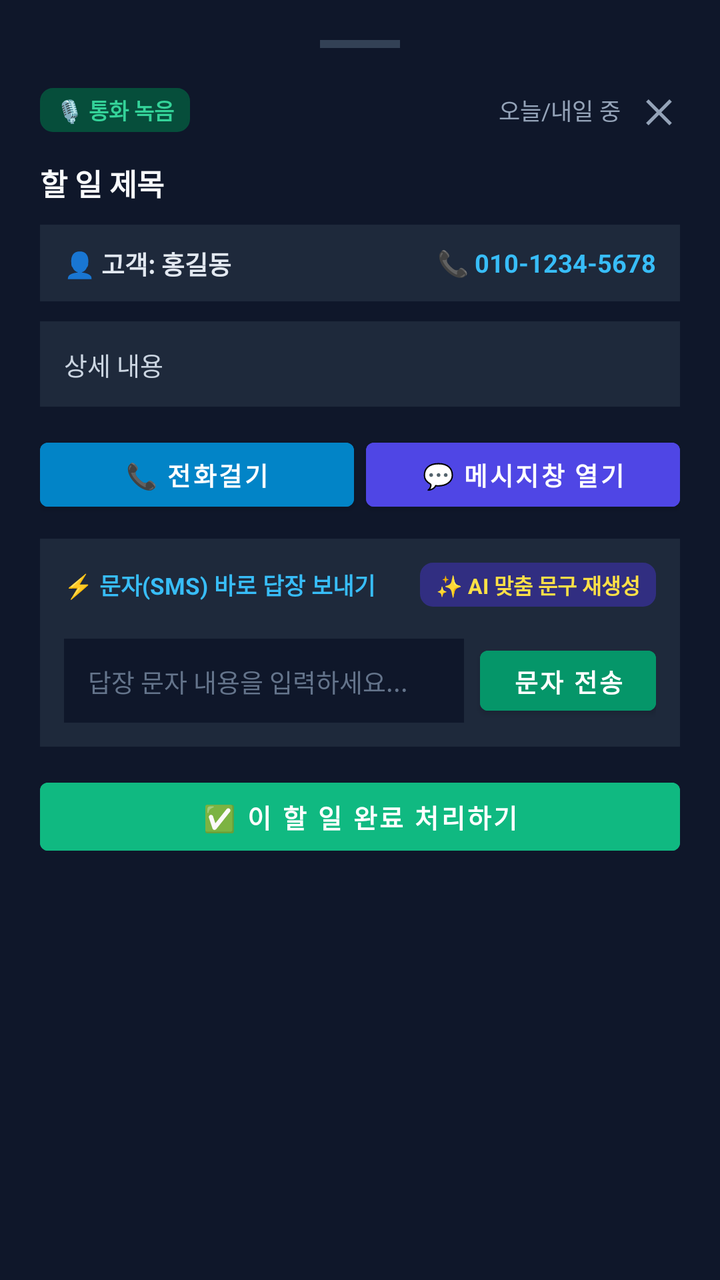
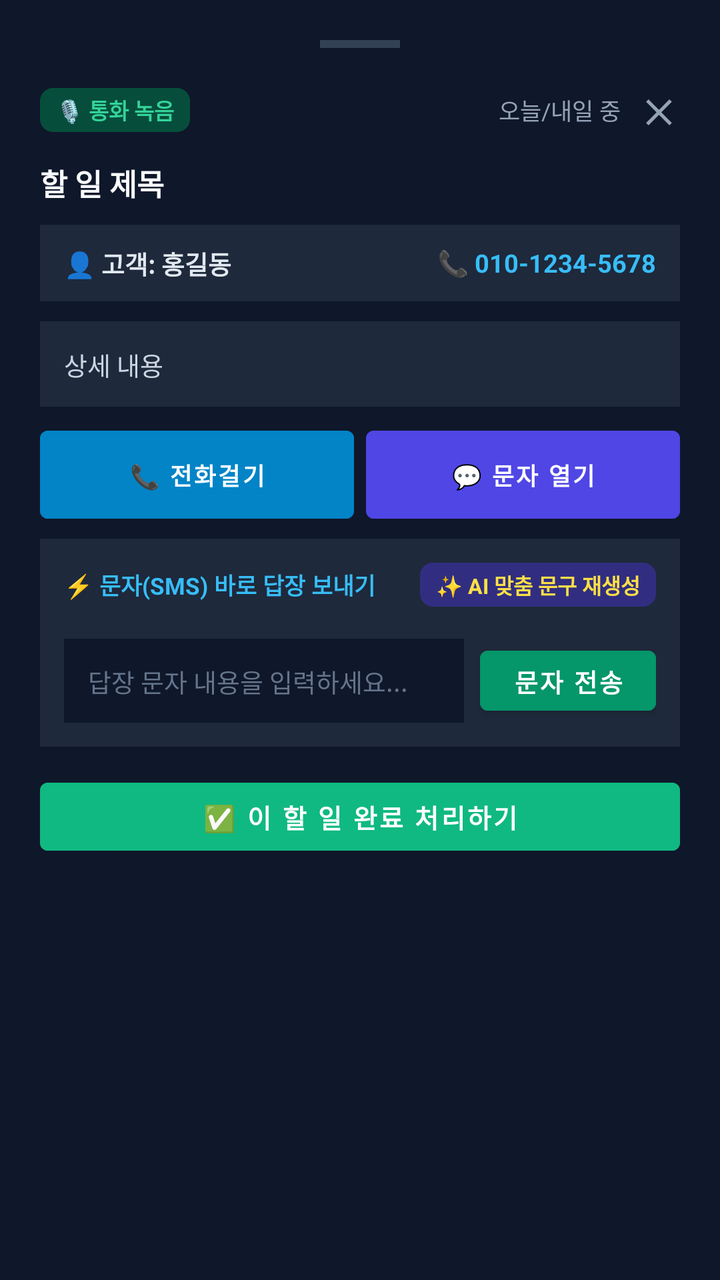

Before-and-after screenshots of an Android layout around one commit, followed by the original layout XML and the change that was made.
<!-- AndroidManifest.xml: application theme Theme.SheetBotDepositAgent -->
<!-- res/layout/dialog_task_action_sheet.xml -->
<?xml version="1.0" encoding="utf-8"?>
<LinearLayout xmlns:android="http://schemas.android.com/apk/res/android"
    android:layout_width="match_parent"
    android:layout_height="wrap_content"
    android:orientation="vertical"
    android:background="#0F172A"
    android:padding="20dp">

    
    <View
        android:layout_width="40dp"
        android:layout_height="4dp"
        android:layout_gravity="center_horizontal"
        android:background="#334155"
        android:layout_marginBottom="16dp" />

    
    <LinearLayout
        android:layout_width="match_parent"
        android:layout_height="wrap_content"
        android:orientation="horizontal"
        android:gravity="center_vertical"
        android:layout_marginBottom="10dp">

        <TextView
            android:id="@+id/tvSheetSourceBadge"
            android:layout_width="wrap_content"
            android:layout_height="wrap_content"
            android:text="🎙️ 통화 녹음"
            android:textColor="#34D399"
            android:textSize="11sp"
            android:textStyle="bold"
            android:background="@drawable/bg_badge_version"
            android:backgroundTint="#064E3B"
            android:paddingHorizontal="8dp"
            android:paddingVertical="3dp"
            android:layout_marginEnd="6dp" />

        <TextView
            android:id="@+id/tvSheetStateBadge"
            android:layout_width="wrap_content"
            android:layout_height="wrap_content"
            android:text="회신요망"
            android:textColor="#E0F2FE"
            android:textSize="11sp"
            android:textStyle="bold"
            android:background="@drawable/bg_badge_version"
            android:backgroundTint="#0284C7"
            android:paddingHorizontal="8dp"
            android:paddingVertical="3dp"
            android:visibility="gone"
            android:layout_marginEnd="6dp" />

        <TextView
            android:id="@+id/tvSheetDueDate"
            android:layout_width="0dp"
            android:layout_height="wrap_content"
            android:layout_weight="1"
            android:text="오늘/내일 중"
            android:textColor="#94A3B8"
            android:textSize="11.5sp"
            android:gravity="end"
            android:layout_marginEnd="8dp" />

        <TextView
            android:id="@+id/btnCloseTaskSheet"
            android:layout_width="wrap_content"
            android:layout_height="wrap_content"
            android:text="✕"
            android:textColor="#94A3B8"
            android:textSize="16sp"
            android:textStyle="bold"
            android:padding="4dp" />
    </LinearLayout>

    
    <TextView
        android:id="@+id/tvSheetTaskTitle"
        android:layout_width="match_parent"
        android:layout_height="wrap_content"
        android:text="할 일 제목"
        android:textColor="#F8FAFC"
        android:textSize="15sp"
        android:textStyle="bold"
        android:lineSpacingExtra="3dp"
        android:layout_marginBottom="10dp" />

    
    <LinearLayout
        android:id="@+id/layoutSheetContactBox"
        android:layout_width="match_parent"
        android:layout_height="wrap_content"
        android:orientation="horizontal"
        android:gravity="center_vertical"
        android:background="#1E293B"
        android:paddingHorizontal="12dp"
        android:paddingVertical="10dp"
        android:layout_marginBottom="10dp">

        <TextView
            android:id="@+id/tvSheetContactName"
            android:layout_width="0dp"
            android:layout_height="wrap_content"
            android:layout_weight="1"
            android:text="👤 고객: 홍길동"
            android:textColor="#E2E8F0"
            android:textSize="12.5sp"
            android:textStyle="bold" />

        <TextView
            android:id="@+id/tvSheetContactPhone"
            android:layout_width="wrap_content"
            android:layout_height="wrap_content"
            android:text="📞 010-1234-5678"
            android:textColor="#38BDF8"
            android:textSize="12.5sp"
            android:textStyle="bold" />
    </LinearLayout>

    
    <LinearLayout
        android:id="@+id/layoutAudioPlayerBox"
        android:layout_width="match_parent"
        android:layout_height="wrap_content"
        android:orientation="vertical"
        android:background="#064E3B"
        android:padding="12dp"
        android:layout_marginBottom="10dp"
        android:visibility="gone">

        <LinearLayout
            android:layout_width="match_parent"
            android:layout_height="wrap_content"
            android:orientation="horizontal"
            android:gravity="center_vertical"
            android:layout_marginBottom="6dp">

            <TextView
                android:id="@+id/tvAudioFileName"
                android:layout_width="0dp"
                android:layout_height="wrap_content"
                android:layout_weight="1"
                android:text="🎧 통화 녹음 원본 듣기"
                android:textColor="#A7F3D0"
                android:textSize="11.5sp"
                android:textStyle="bold"
                android:singleLine="true"
                android:ellipsize="middle" />

            <TextView
                android:id="@+id/tvAudioTimeStatus"
                android:layout_width="wrap_content"
                android:layout_height="wrap_content"
                android:text="00:00 / 00:00"
                android:textColor="#E2E8F0"
                android:textSize="11sp"
                android:layout_marginStart="8dp" />
        </LinearLayout>

        <LinearLayout
            android:layout_width="match_parent"
            android:layout_height="wrap_content"
            android:orientation="horizontal"
            android:gravity="center_vertical">

            <Button
                android:id="@+id/btnPlayPauseAudio"
                android:layout_width="wrap_content"
                android:layout_height="36dp"
                android:minWidth="74dp"
                android:paddingHorizontal="10dp"
                android:text="▶ 듣기"
                android:textColor="#064E3B"
                android:textSize="11.5sp"
                android:textStyle="bold"
                android:backgroundTint="#34D399" />

            <SeekBar
                android:id="@+id/seekBarAudio"
                android:layout_width="0dp"
                android:layout_height="wrap_content"
                android:layout_weight="1"
                android:progressTint="#34D399"
                android:thumbTint="#34D399"
                android:layout_marginStart="6dp" />
        </LinearLayout>
    </LinearLayout>

    
    <LinearLayout
        android:id="@+id/layoutApprovalActionBox"
        android:layout_width="match_parent"
        android:layout_height="wrap_content"
        android:orientation="vertical"
        android:background="#1E293B"
        android:padding="12dp"
        android:layout_marginBottom="12dp"
        android:visibility="gone">

        <TextView
            android:id="@+id/tvApprovalReasonInfo"
            android:layout_width="match_parent"
            android:layout_height="wrap_content"
            android:text="⚖️ 모바일 결재 처리 (클릭 즉시 파일투시트 웹에 동기화)"
            android:textColor="#93C5FD"
            android:textSize="11.5sp"
            android:textStyle="bold"
            android:layout_marginBottom="8dp" />

        <LinearLayout
            android:layout_width="match_parent"
            android:layout_height="wrap_content"
            android:orientation="horizontal">

            <Button
                android:id="@+id/btnApproveRow"
                android:layout_width="0dp"
                android:layout_height="40dp"
                android:layout_weight="1"
                android:insetTop="0dp"
                android:insetBottom="0dp"
                android:paddingHorizontal="4dp"
                android:singleLine="true"
                android:maxLines="1"
                android:text="✅ 승인"
                android:textColor="#FFFFFF"
                android:textSize="12sp"
                android:textStyle="bold"
                android:backgroundTint="#059669"
                android:layout_marginEnd="6dp" />

            <Button
                android:id="@+id/btnHoldRow"
                android:layout_width="0dp"
                android:layout_height="40dp"
                android:layout_weight="1"
                android:insetTop="0dp"
                android:insetBottom="0dp"
                android:paddingHorizontal="4dp"
                android:singleLine="true"
                android:maxLines="1"
                android:text="🟠 보류"
                android:textColor="#FFFFFF"
                android:textSize="12sp"
                android:textStyle="bold"
                android:backgroundTint="#D97706"
                android:layout_marginEnd="6dp" />

            <Button
                android:id="@+id/btnRejectRow"
                android:layout_width="0dp"
                android:layout_height="40dp"
                android:layout_weight="1"
                android:insetTop="0dp"
                android:insetBottom="0dp"
                android:paddingHorizontal="4dp"
                android:singleLine="true"
                android:maxLines="1"
                android:text="🚫 반려"
                android:textColor="#FFFFFF"
                android:textSize="12sp"
                android:textStyle="bold"
                android:backgroundTint="#E11D48" />
        </LinearLayout>
    </LinearLayout>

    
    <androidx.core.widget.NestedScrollView
        android:id="@+id/scrollSheetDescription"
        android:layout_width="match_parent"
        android:layout_height="wrap_content"
        android:maxHeight="140dp"
        android:background="#1E293B"
        android:padding="12dp"
        android:layout_marginBottom="12dp">

        <TextView
            android:id="@+id/tvSheetTaskDescription"
            android:layout_width="match_parent"
            android:layout_height="wrap_content"
            android:text="상세 내용"
            android:textColor="#CBD5E1"
            android:textSize="12.5sp"
            android:lineSpacingExtra="3dp" />
    </androidx.core.widget.NestedScrollView>

    
    <LinearLayout
        android:layout_width="match_parent"
        android:layout_height="wrap_content"
        android:orientation="horizontal"
        android:layout_marginBottom="10dp">

        <Button
            android:id="@+id/btnActionCallNow"
            android:layout_width="0dp"
            android:layout_height="44dp"
            android:layout_weight="1"
            android:text="📞 전화걸기"
            android:textColor="#FFFFFF"
            android:textSize="12.5sp"
            android:textStyle="bold"
            android:backgroundTint="#0284C7"
            android:layout_marginEnd="6dp" />

        <Button
            android:id="@+id/btnActionOpenSmsApp"
            android:layout_width="0dp"
            android:layout_height="44dp"
            android:layout_weight="1"
            android:text="💬 메시지창 열기"
            android:textColor="#FFFFFF"
            android:textSize="12.5sp"
            android:textStyle="bold"
            android:backgroundTint="#4F46E5" />

        <Button
            android:id="@+id/btnActionOpenKakao"
            android:layout_width="0dp"
            android:layout_height="44dp"
            android:layout_weight="1"
            android:text="💛 카톡 열기"
            android:textColor="#1E293B"
            android:textSize="12.5sp"
            android:textStyle="bold"
            android:backgroundTint="#FACC15"
            android:layout_marginStart="6dp"
            android:visibility="gone" />
    </LinearLayout>

    
    <LinearLayout
        android:id="@+id/layoutQuickReplyBox"
        android:layout_width="match_parent"
        android:layout_height="wrap_content"
        android:orientation="vertical"
        android:background="#1E293B"
        android:padding="12dp"
        android:layout_marginBottom="12dp">

        <LinearLayout
            android:layout_width="match_parent"
            android:layout_height="wrap_content"
            android:orientation="horizontal"
            android:gravity="center_vertical"
            android:layout_marginBottom="8dp">

            <TextView
                android:id="@+id/tvQuickReplyHeader"
                android:layout_width="0dp"
                android:layout_height="wrap_content"
                android:layout_weight="1"
                android:text="⚡ 문자(SMS) 바로 답장 보내기"
                android:textColor="#38BDF8"
                android:textSize="11.5sp"
                android:textStyle="bold" />

            <TextView
                android:id="@+id/btnAiSuggestReply"
                android:layout_width="wrap_content"
                android:layout_height="wrap_content"
                android:text="✨ AI 맞춤 문구 재생성"
                android:textColor="#FDE047"
                android:textSize="10.5sp"
                android:textStyle="bold"
                android:background="@drawable/bg_badge_version"
                android:backgroundTint="#312E81"
                android:paddingHorizontal="8dp"
                android:paddingVertical="3dp" />
        </LinearLayout>

        
        <HorizontalScrollView
            android:layout_width="match_parent"
            android:layout_height="wrap_content"
            android:scrollbars="none"
            android:layout_marginBottom="8dp">

            <LinearLayout
                android:id="@+id/layoutQuickReplyTemplates"
                android:layout_width="wrap_content"
                android:layout_height="wrap_content"
                android:orientation="horizontal" />
        </HorizontalScrollView>

        
        <LinearLayout
            android:layout_width="match_parent"
            android:layout_height="wrap_content"
            android:orientation="horizontal"
            android:gravity="center_vertical">

            <EditText
                android:id="@+id/etQuickReplyMessage"
                android:layout_width="0dp"
                android:layout_height="wrap_content"
                android:minHeight="42dp"
                android:maxLines="4"
                android:layout_weight="1"
                android:background="#0F172A"
                android:paddingHorizontal="12dp"
                android:paddingVertical="8dp"
                android:hint="답장 문자 내용을 입력하세요..."
                android:textColor="#FFFFFF"
                android:textColorHint="#64748B"
                android:textSize="12.5sp"
                android:layout_marginEnd="8dp" />

            <Button
                android:id="@+id/btnSendQuickReplyNow"
                android:layout_width="wrap_content"
                android:layout_height="42dp"
                android:text="문자 전송"
                android:textColor="#FFFFFF"
                android:textSize="12.5sp"
                android:textStyle="bold"
                android:backgroundTint="#059669" />
        </LinearLayout>
    </LinearLayout>

    
    <Button
        android:id="@+id/btnActionToggleTaskDone"
        android:layout_width="match_parent"
        android:layout_height="46dp"
        android:text="✅ 이 할 일 완료 처리하기"
        android:textColor="#FFFFFF"
        android:textSize="13sp"
        android:textStyle="bold"
        android:backgroundTint="#10B981" />

</LinearLayout>
<!-- resources referenced by this layout -->
<resources>
  <!-- drawable bg_badge_version (drawable) -->
  <?xml version="1.0" encoding="utf-8"?>
  <shape xmlns:android="http://schemas.android.com/apk/res/android"
      android:shape="rectangle">
      <corners android:radius="6dp" />
      <solid android:color="#064E3B" />
      <stroke android:width="1dp" android:color="#059669" />
  </shape>
  <style name="Theme.SheetBotDepositAgent" parent="Theme.MaterialComponents.DayNight.NoActionBar">
          <item name="colorPrimary">@color/purple_500</item>
          <item name="colorPrimaryVariant">@color/purple_700</item>
          <item name="colorOnPrimary">@color/white</item>
          <item name="colorSecondary">@color/teal_200</item>
          <item name="colorSecondaryVariant">@color/teal_700</item>
          <item name="colorOnSecondary">@color/black</item>
          <item name="android:statusBarColor">#0F172A</item>
      </style>
  <color name="purple_500">#4F46E5</color>
  <color name="purple_700">#4338CA</color>
  <color name="white">#FFFFFFFF</color>
  <color name="teal_200">#10B981</color>
  <color name="teal_700">#059669</color>
  <color name="black">#000000</color>
</resources>

<!-- the commit's change to res/layout/dialog_task_action_sheet.xml (unified diff, before → after) -->
@@ -269,7 +269,7 @@
         android:id="@+id/scrollSheetDescription"
         android:layout_width="match_parent"
         android:layout_height="wrap_content"
-        android:maxHeight="140dp"
+        android:maxHeight="220dp"
         android:background="#1E293B"
         android:padding="12dp"
         android:layout_marginBottom="12dp">
@@ -296,9 +296,15 @@
             android:layout_width="0dp"
             android:layout_height="44dp"
             android:layout_weight="1"
+            android:insetTop="0dp"
+            android:insetBottom="0dp"
+            android:paddingHorizontal="6dp"
+            android:singleLine="true"
+            android:maxLines="1"
+            android:ellipsize="end"
             android:text="📞 전화걸기"
             android:textColor="#FFFFFF"
-            android:textSize="12.5sp"
+            android:textSize="12sp"
             android:textStyle="bold"
             android:backgroundTint="#0284C7"
             android:layout_marginEnd="6dp" />
@@ -308,9 +314,15 @@
             android:layout_width="0dp"
             android:layout_height="44dp"
             android:layout_weight="1"
-            android:text="💬 메시지창 열기"
+            android:insetTop="0dp"
+            android:insetBottom="0dp"
+            android:paddingHorizontal="6dp"
+            android:singleLine="true"
+            android:maxLines="1"
+            android:ellipsize="end"
+            android:text="💬 문자 열기"
             android:textColor="#FFFFFF"
-            android:textSize="12.5sp"
+            android:textSize="12sp"
             android:textStyle="bold"
             android:backgroundTint="#4F46E5" />
 
@@ -319,9 +331,15 @@
             android:layout_width="0dp"
             android:layout_height="44dp"
             android:layout_weight="1"
+            android:insetTop="0dp"
+            android:insetBottom="0dp"
+            android:paddingHorizontal="6dp"
+            android:singleLine="true"
+            android:maxLines="1"
+            android:ellipsize="end"
             android:text="💛 카톡 열기"
             android:textColor="#1E293B"
-            android:textSize="12.5sp"
+            android:textSize="12sp"
             android:textStyle="bold"
             android:backgroundTint="#FACC15"
             android:layout_marginStart="6dp"
